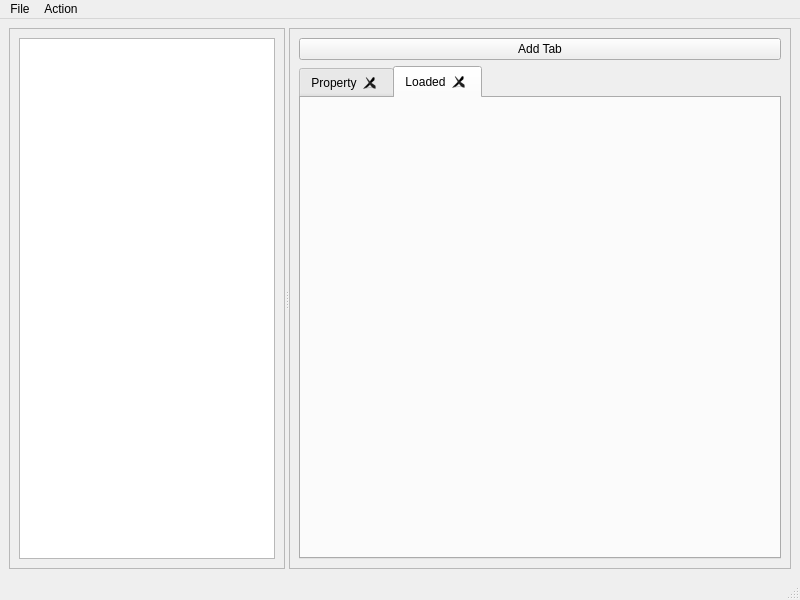
Old version of the form mainwindow.ui in the repository cogranpm/qttabsample.
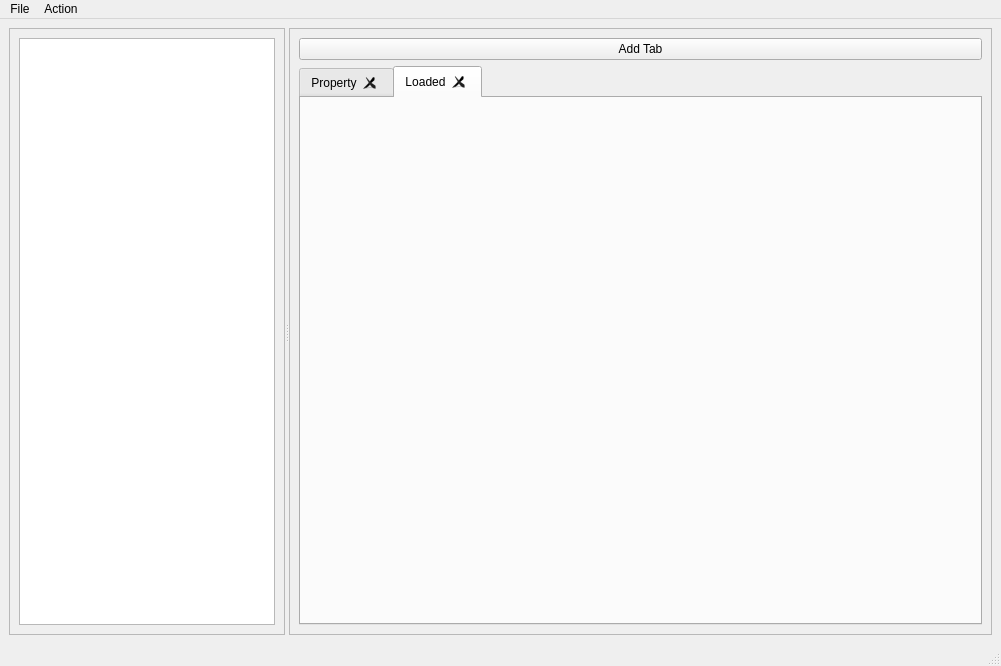
New version of the form.

Diff of the .ui file:
```diff
--- a/mainwindow.ui
+++ b/mainwindow.ui
@@ -6,8 +6,8 @@
    <rect>
     <x>0</x>
     <y>0</y>
-    <width>800</width>
-    <height>600</height>
+    <width>1001</width>
+    <height>666</height>
    </rect>
   </property>
   <property name="windowTitle">
@@ -85,7 +85,7 @@
     <rect>
      <x>0</x>
      <y>0</y>
-     <width>800</width>
+     <width>1001</width>
      <height>22</height>
     </rect>
    </property>
```
